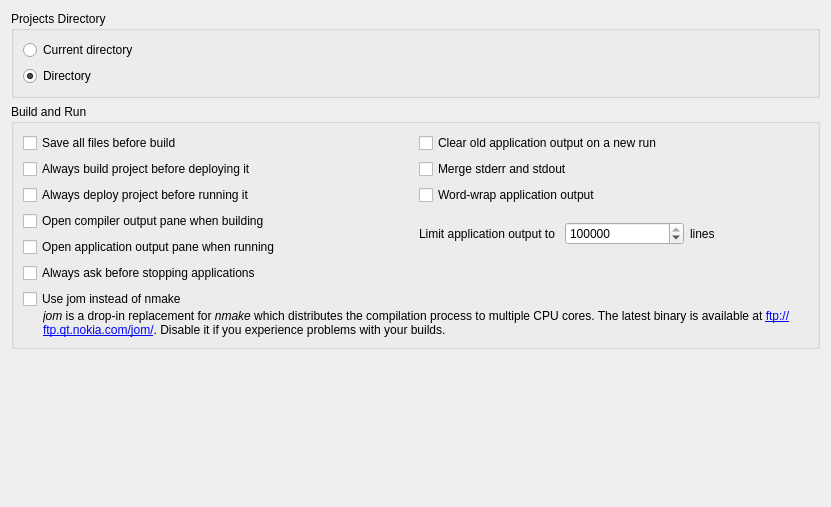
qt-creator/qt-creator, file src/plugins/projectexplorer/projectexplorersettingspage.ui: the form before one commit.
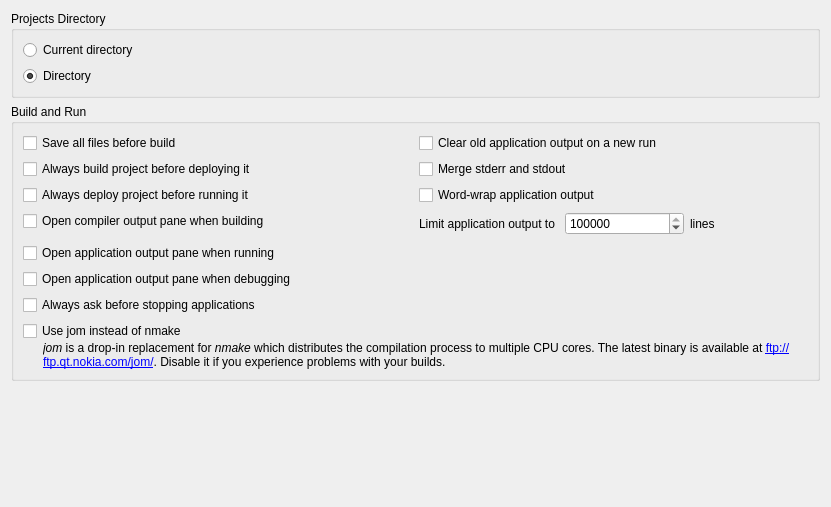
The form after the commit. Custom widgets are drawn as their Qt base class.

Commit message:
ProjectExplorer: Add an option to pop up app outpuit pane when debugging
Task-number: QTCREATORBUG-6764

The edit to the form file:
```diff
--- a/src/plugins/projectexplorer/projectexplorersettingspage.ui
+++ b/src/plugins/projectexplorer/projectexplorersettingspage.ui
@@ -146,14 +146,7 @@
         </layout>
        </widget>
       </item>
-      <item row="4" column="0">
-       <widget class="QCheckBox" name="showRunOutputCheckBox">
-        <property name="text">
-         <string>Open application output pane when running</string>
-        </property>
-       </widget>
-      </item>
-      <item row="5" column="0">
+      <item row="7" column="0">
        <widget class="QCheckBox" name="promptToStopRunControlCheckBox">
         <property name="toolTip">
          <string>Ask before terminating the running application in response to clicking the stop button in Application Output.</string>
@@ -163,7 +156,7 @@
         </property>
        </widget>
       </item>
-      <item row="6" column="0" colspan="2">
+      <item row="8" column="0" colspan="2">
        <layout class="QVBoxLayout" name="verticalLayout">
         <property name="spacing">
          <number>0</number>
@@ -196,6 +189,20 @@
         </item>
        </layout>
       </item>
+      <item row="5" column="0">
+       <widget class="QCheckBox" name="showRunOutputCheckBox">
+        <property name="text">
+         <string>Open application output pane when running</string>
+        </property>
+       </widget>
+      </item>
+      <item row="6" column="0">
+       <widget class="QCheckBox" name="showDebugOutputCheckBox">
+        <property name="text">
+         <string>Open application output pane when debugging</string>
+        </property>
+       </widget>
+      </item>
      </layout>
      <zorder>saveAllFilesCheckBox</zorder>
      <zorder>buildProjectBeforeDeployCheckBox</zorder>
```
Left out of the diff: 9 changed lines with no effect on the pictures. The commit also changes 3 other files.
